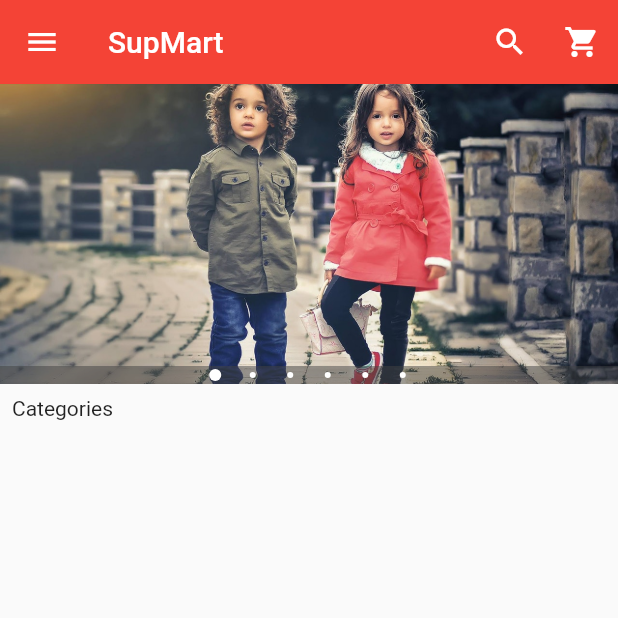
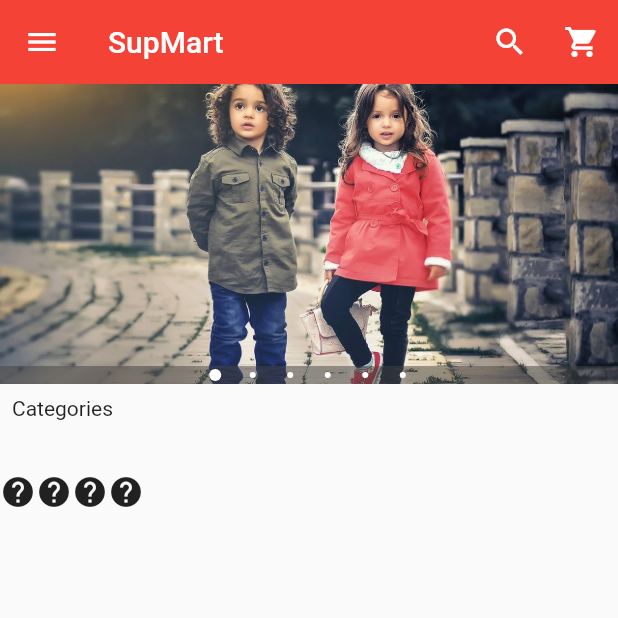
Before and after one commit to ironbatshashank/SupMart, a Flutter app: the screen it shows after launch, on a phone screen of 412 x 824 dp, the top half of it. Run offline on Flutter 3.47's test engine with Material 2 defaults, Android fonts, the phone set to English and light mode, and no system bars; drawn by our look-alikes of carousel_pro.

Commit message:
Horizontal Listview

```diff
--- /dev/null
+++ b/lib/components/horizontal_listview.dart
@@ -0,0 +1,40 @@
+import 'package:flutter/material.dart';
+
+class HorizontalList extends StatelessWidget {
+  @override
+  Widget build(BuildContext context) {
+    return Container(
+      height: 80.0,
+      child: ListView(
+        scrollDirection: Axis.horizontal,
+        children: <Widget>[
+          new Icon(Icons.help),
+          new Icon(Icons.help),
+          new Icon(Icons.help),
+          new Icon(Icons.help),
+        ],
+      ),
+    );
+  }
+}
+
+class Category extends StatelessWidget {
+  final String image_location;
+  final String image_caption;
+
+  Category({
+    this.image_location,
+    this.image_caption
+  });
+
+  @override
+  Widget build(BuildContext context) {
+    return Padding(padding: const EdgeInsets.all(2.0),
+    child: InkWell(onTap: (){},
+    child: ListTile(
+      title: Image.asset(image_location),
+      subtitle: Text(image_caption),
+    ),
+    ),);
+  }
+}
--- a/lib/main.dart
+++ b/lib/main.dart
@@ -1,5 +1,8 @@
 import 'package:flutter/material.dart';
 import 'package:carousel_pro/carousel_pro.dart';
+
+//my own imports
+import 'package:supmart/components/horizontal_listview.dart';
 
 void main() {
   runApp(MaterialApp(
@@ -140,9 +143,16 @@
 
       body: new ListView(
         children: <Widget>[
+          //image carousel
           image_carousel,
+
+          //padding widget
           new Padding(padding: const EdgeInsets.all(8.0),
-          child: new Text('Categories'),)
+          child: new Text('Categories'),),
+
+          //horizontal list view
+          HorizontalList(),
+
         ],
       ),
     );
--- a/pubspec.yaml
+++ b/pubspec.yaml
@@ -53,6 +53,7 @@
     - images/m2.jpg
     - images/w3.jpeg
     - images/w4.jpeg
+    - images/cats/tshirt.png
 
   # An image asset can refer to one or more resolution-specific "variants", see
   # https://flutter.dev/assets-and-images/#resolution-aware.
```
